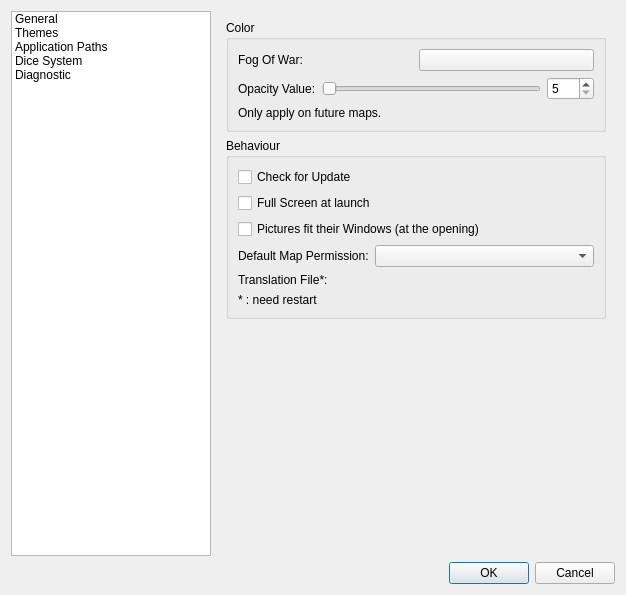
Above: src/preferences/preferencesdialogbox.ui from Rolisteam/rolisteam before the change. Below: the same form after it.
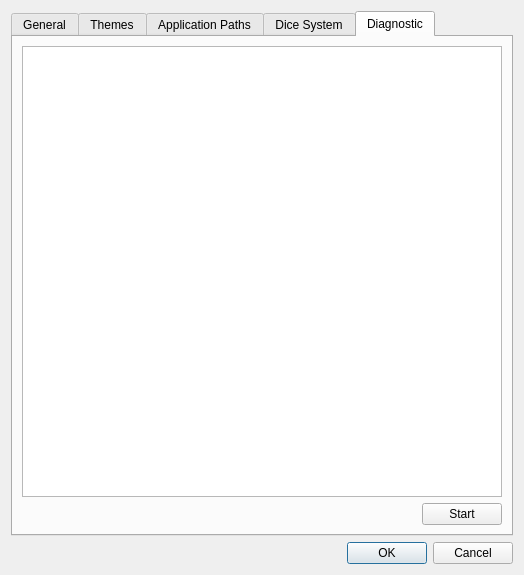
That is the form after the change. Icons and pictures are not drawn. Custom widgets are drawn as their Qt base class.

Commit message: -Change the setting as tab widget.

What changed in the file:
```diff
--- a/src/preferences/preferencesdialogbox.ui
+++ b/src/preferences/preferencesdialogbox.ui
@@ -6,8 +6,8 @@
    <rect>
     <x>0</x>
     <y>0</y>
-    <width>626</width>
-    <height>595</height>
+    <width>524</width>
+    <height>575</height>
    </rect>
   </property>
   <property name="windowTitle">
@@ -15,63 +15,16 @@
   </property>
   <layout class="QVBoxLayout" name="verticalLayout_3">
    <item>
-    <layout class="QHBoxLayout" name="horizontalLayout" stretch="0,0">
+    <layout class="QHBoxLayout" name="horizontalLayout" stretch="0">
      <item>
-      <widget class="QListWidget" name="listWidget">
-       <property name="sizePolicy">
-        <sizepolicy hsizetype="Preferred" vsizetype="Expanding">
-         <horstretch>0</horstretch>
-         <verstretch>0</verstretch>
-        </sizepolicy>
-       </property>
-       <property name="maximumSize">
-        <size>
-         <width>200</width>
-         <height>16777215</height>
-        </size>
-       </property>
-       <item>
-        <property name="text">
-         <string>General</string>
-        </property>
-       </item>
-       <item>
-        <property name="text">
-         <string>Themes</string>
-        </property>
-       </item>
-       <item>
-        <property name="text">
-         <string>Application Paths</string>
-        </property>
-        <property name="icon">
-         <iconset theme="QStyle::SP_DirHomeIcon">
-          <normaloff/>
-         </iconset>
-        </property>
-       </item>
-       <item>
-        <property name="text">
-         <string>Dice System</string>
-        </property>
-        <property name="icon">
-         <iconset resource="../../rolisteam.qrc">
-          <normaloff>:/256ico.png</normaloff>:/256ico.png</iconset>
-        </property>
-       </item>
-       <item>
-        <property name="text">
-         <string>Diagnostic</string>
-        </property>
-       </item>
-      </widget>
-     </item>
-     <item>
-      <widget class="QStackedWidget" name="stackedWidget">
+      <widget class="QTabWidget" name="tabWidget">
        <property name="currentIndex">
         <number>0</number>
        </property>
-       <widget class="QWidget" name="General">
+       <widget class="QWidget" name="tabWidgetPage1" native="true">
+        <attribute name="title">
+         <string>General</string>
+        </attribute>
         <layout class="QVBoxLayout" name="verticalLayout_6">
          <item>
           <widget class="QGroupBox" name="groupBox">
@@ -221,7 +174,10 @@
          </item>
         </layout>
        </widget>
-       <widget class="QWidget" name="page">
+       <widget class="QWidget" name="tabWidgetPage2" native="true">
+        <attribute name="title">
+         <string>Themes</string>
+        </attribute>
         <layout class="QVBoxLayout" name="verticalLayout_14">
          <item>
           <widget class="QGroupBox" name="groupBox_8">
@@ -501,7 +457,10 @@
          </item>
         </layout>
        </widget>
-       <widget class="QWidget" name="paths">
+       <widget class="QWidget" name="tabWidgetPage3" native="true">
+        <attribute name="title">
+         <string>Application Paths</string>
+        </attribute>
         <layout class="QHBoxLayout" name="horizontalLayout_3">
          <item>
           <widget class="QGroupBox" name="groupBox_3">
@@ -609,7 +568,10 @@
          </item>
         </layout>
        </widget>
-       <widget class="QWidget" name="DiceSystem">
+       <widget class="QWidget" name="tabWidgetPage4" native="true">
+        <attribute name="title">
+         <string>Dice System</string>
+        </attribute>
         <layout class="QVBoxLayout" name="verticalLayout_13">
          <item>
           <layout class="QHBoxLayout" name="horizontalLayout_10" stretch="1,0,1">
@@ -766,7 +728,10 @@
          </item>
         </layout>
        </widget>
-       <widget class="QWidget" name="Diagnotic">
+       <widget class="QWidget" name="tabWidgetPage5" native="true">
+        <attribute name="title">
+         <string>Diagnostic</string>
+        </attribute>
         <layout class="QVBoxLayout" name="verticalLayout_7">
          <item>
           <widget class="QTextEdit" name="m_diagDisplay">
```
Left out of the diff: 54 changed lines with no effect on the pictures. The commit also changes 2 other files.
